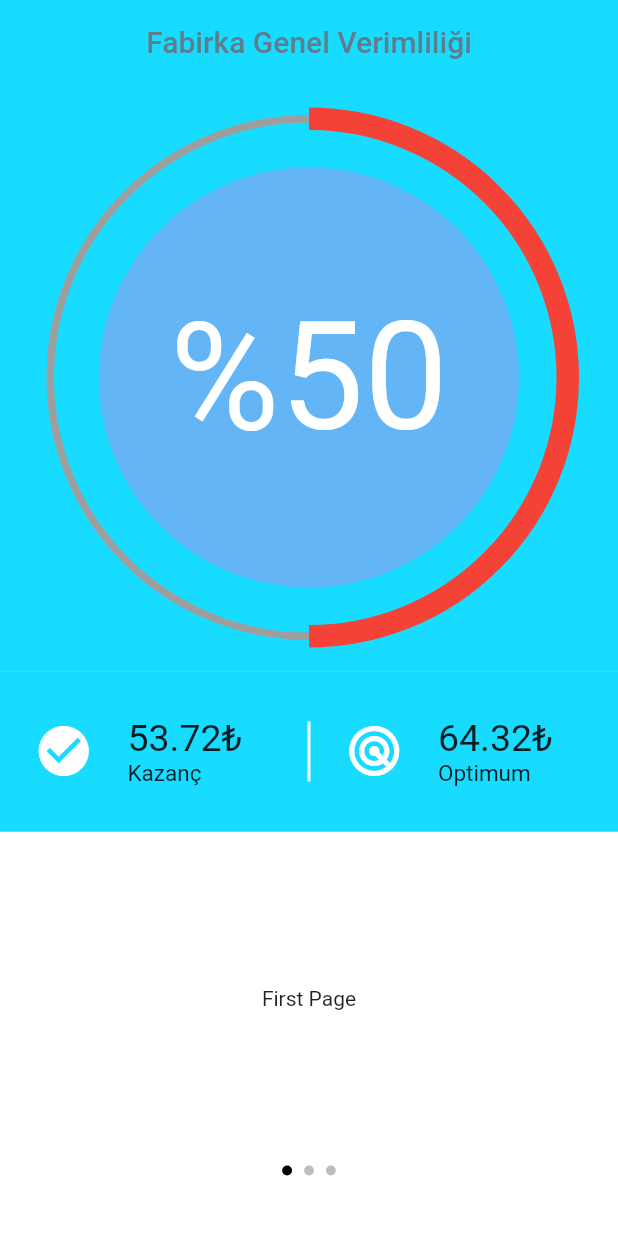
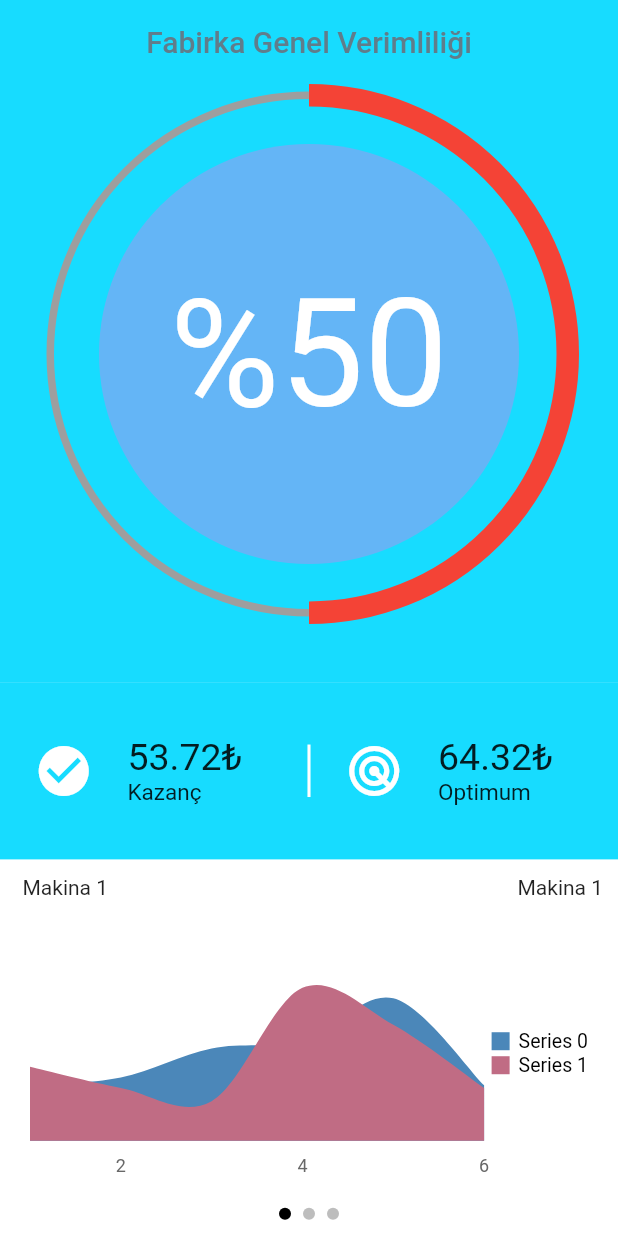
Before and after one commit to tolgasahan/skydome, a Flutter app: the HomePage screen opened directly, on a phone screen of 412 x 824 dp. Run offline on Flutter 3.47's test engine with Material 2 defaults, Android fonts, the phone set to English and light mode, and no system bars; drawn by our look-alikes of page_view_dot_indicator, percent_indicator; our stand-ins replace syncfusion_flutter_charts.

Commit message:
commit4 UI almost done. Code needs refactoring.

```diff
--- /dev/null
+++ b/lib/data/chart-data.dart
@@ -0,0 +1,5 @@
+class ChartData {
+  ChartData(this.x, this.y);
+  final int x;
+  final double? y;
+}
--- a/lib/data/mock.dart
+++ /dev/null
@@ -1,13 +0,0 @@
-class Mock{
-  // final List<ChartData> chartData = <ChartData>[
-  //   ChartData(2010, 10.53, 3.3),
-  //   ChartData(2011, 9.5, 5.4),
-  //   ChartData(2012, 10, 2.65),
-  //   ChartData(2013, 9.4, 2.62),
-  //   ChartData(2014, 5.8, 1.99),
-  //   ChartData(2015, 4.9, 1.44),
-  //   ChartData(2016, 4.5, 2),
-  //   ChartData(2017, 3.6, 1.56),
-  //   ChartData(2018, 3.43, 2.1),
-  // ];
-}
--- a/lib/screens/homepage.dart
+++ b/lib/screens/homepage.dart
@@ -1,10 +1,13 @@
 import 'dart:math';
 import 'package:flutter/material.dart';
+import 'package:skydome/data/chart-data.dart';
 import 'package:skydome/decorations/backgrounds/background-decorator.dart';
 import 'package:skydome/decorations/decorations.dart';
 import 'package:percent_indicator/circular_percent_indicator.dart';
 import 'package:skydome/widgets/profit.dart';
 import 'package:page_view_dot_indicator/page_view_dot_indicator.dart';
+import 'package:syncfusion_flutter_charts/charts.dart';
+import 'package:intl/intl.dart';
 
 class HomePage extends StatefulWidget {
   const HomePage({Key? key}) : super(key: key);
@@ -14,6 +17,23 @@ class HomePage extends StatefulWidget {
 }
 
 class _HomePageState extends State<HomePage> {
+  final List<ChartData> chartData = <ChartData>[
+    ChartData(1, 21),
+    ChartData(2, 24),
+    ChartData(3, 35),
+    ChartData(4, 38),
+    ChartData(5, 54),
+    ChartData(6, 21),
+  ];
+  final List<ChartData> chartData2 = <ChartData>[
+    ChartData(1, 28),
+    ChartData(2, 20),
+    ChartData(3, 15),
+    ChartData(4, 58),
+    ChartData(5, 44),
+    ChartData(6, 20),
+  ];
+  late int pageCount = 3;
   late int selectedPage;
   late final PageController _bottomPageController;
   String _appBarText = "Fabirka Genel Verimliliği";
@@ -28,6 +48,7 @@ class _HomePageState extends State<HomePage> {
   @override
   Widget build(BuildContext context) {
     return Scaffold(
+      resizeToAvoidBottomInset: false,
       backgroundColor: Colors.white,
       appBar: AppBar(
         automaticallyImplyLeading: false,
@@ -51,11 +72,10 @@ class _HomePageState extends State<HomePage> {
         children: [
           Column(
             children: [
-              Align(
+              Expanded(
+                flex: 27,
+                child: Container(
                     alignment: Alignment.topCenter,
-                child: Container(
-                    height: MediaQuery.of(context).size.height * 0.475,
-                    width: double.infinity,
                     color: Decorations.homePageColor,
                     child: CircularPercentIndicator(
                       radius: 180,
@@ -76,59 +96,128 @@ class _HomePageState extends State<HomePage> {
                       ),
                     )),
               ),
-              Container(
-                height: MediaQuery.of(context).size.height * 0.130,
-                width: double.infinity,
+              Expanded(
+                flex: 8,
+                child: Container(
                   color: Decorations.homePageColor,
                   child: Row(
                     children: [
-                    Container(
-                      width: MediaQuery.of(context).size.width / 2 - 1,
+                      Expanded(
+                        flex: 100,
                         child: Profit(Icons.check_circle, 53.72, "Kazanç"),
                       ),
-                    Container(
+                      Expanded(
+                        flex: 1,
+                        child: Container(
                           color: Colors.white,
-                      width: 2,
-                      height: 40,
+                          height: 35,
                         ),
-                    Container(
-                      width: MediaQuery.of(context).size.width / 2 - 1,
+                      ),
+                      Expanded(
+                        flex: 100,
                         child: Profit(Icons.radar_rounded, 64.32, "Optimum"),
                       )
                     ],
                   ),
                 ),
-              Container(
-                height: MediaQuery.of(context).size.height * 0.270,
-                child: PageView(
+              ),
+              Expanded(
+                flex: 15,
+                child: Container(
+                  child: PageView.builder(
+                    itemCount: pageCount,
                     controller: _bottomPageController,
                     onPageChanged: (index) {
                       setState(() {
                         selectedPage = index;
                       });
                     },
+                    itemBuilder: (context, itemCount) {
+                      return Column(
                         children: [
-                    Center(
-                      child: Text('First Page'),
+                          Expanded(
+                              flex: 2,
+                              child: Row(
+                                children: [
+                                  Expanded(
+                                      child: Container(
+                                    padding:
+                                        EdgeInsets.symmetric(horizontal: 15),
+                                    child: Text(
+                                        "Makina ${(itemCount + 1).toString()}"),
+                                  )),
+                                  Expanded(
+                                      child: Container(
+                                    alignment: Alignment.centerRight,
+                                    padding:
+                                        EdgeInsets.symmetric(horizontal: 10),
+                                    child: Text(
+                                        "Makina ${(itemCount + 1).toString()}"),
+                                  ))
+                                ],
+                              )),
+                          Expanded(
+                            flex: 10,
+                            child: Container(
+                              padding: EdgeInsets.only(right: 5),
+                              child: SfCartesianChart(
+                                legend: Legend(
+                                    itemPadding: 1,
+                                    isVisible: true,
+                                    offset: Offset(0, -60),
                                 ),
-                    Center(
-                      child: Text('Second Page'),
+                                plotAreaBorderWidth: 0,
+                                primaryYAxis: NumericAxis(
+                                  labelStyle: TextStyle(fontSize: 0),
+                                  axisLine: const AxisLine(width: 0),
+                                  majorTickLines:
+                                      const MajorTickLines(width: 0),
+                                  majorGridLines:
+                                      const MajorGridLines(width: 0),
                                 ),
-                    Center(
-                      child: Text('Third Page'),
+                                primaryXAxis: NumericAxis(
+                                  axisLine: const AxisLine(width: 0),
+                                  majorTickLines:
+                                      const MajorTickLines(width: 0),
+                                  majorGridLines:
+                                      const MajorGridLines(width: 0),
                                 ),
+                                series: <ChartSeries>[
+                                  SplineAreaSeries<ChartData, int>(
+                                      dataSource: chartData,
+                                      xValueMapper: (ChartData data, _) =>
+                                          data.x,
+                                      yValueMapper: (ChartData data, _) =>
+                                          data.y),
+                                  SplineAreaSeries<ChartData, int>(
+                                      dataSource: chartData2,
+                                      xValueMapper: (ChartData data, _) =>
+                                          data.x,
+                                      yValueMapper: (ChartData data, _) =>
+                                          data.y)
                                 ],
                               ),
                             ),
-              PageViewDotIndicator(
-                size: Size(MediaQuery.of(context).size.height * 0.008, MediaQuery.of(context).size.height * 0.008),
+                          )
+                        ],
+                      );
+                    },
+                  ),
+                ),
+              ),
+              Expanded(
+                flex: 2,
+                child: PageViewDotIndicator(
+                  unselectedSize: Size(8, 8),
+                  size: Size(8, 8),
                   currentItem: selectedPage,
-                count: 3,
+                  count: pageCount,
                   unselectedColor: Colors.black26,
                   selectedColor: Colors.black,
                   duration: Duration(milliseconds: 200),
                   boxShape: BoxShape.circle,
                 ),
+              )
             ],
           ),
           Container(
@@ -145,6 +234,7 @@ class _HomePageState extends State<HomePage> {
                           padding: EdgeInsets.all(5),
                           child: Text("Makina " + (item + 1).toString())),
                     ),
+                    // Cardları böl
                   );
                 }),
           )
--- a/pubspec.yaml
+++ b/pubspec.yaml
@@ -32,9 +32,8 @@ dependencies:
   flutter:
     sdk: flutter
   percent_indicator:
-  curved_gradient:
   page_view_dot_indicator:
-
+  syncfusion_flutter_charts:
 
   # The following adds the Cupertino Icons font to your application.
   # Use with the CupertinoIcons class for iOS style icons.
```
Also changed, not shown: pubspec.lock. Lines whose indentation alone changed are shown as unchanged.
